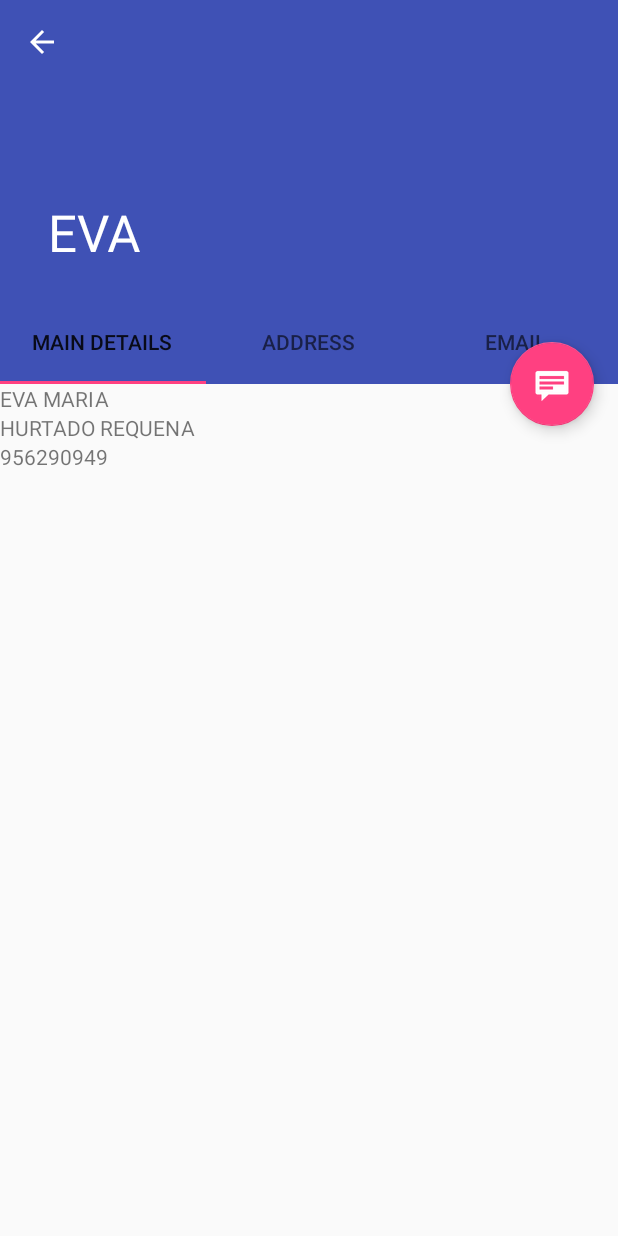
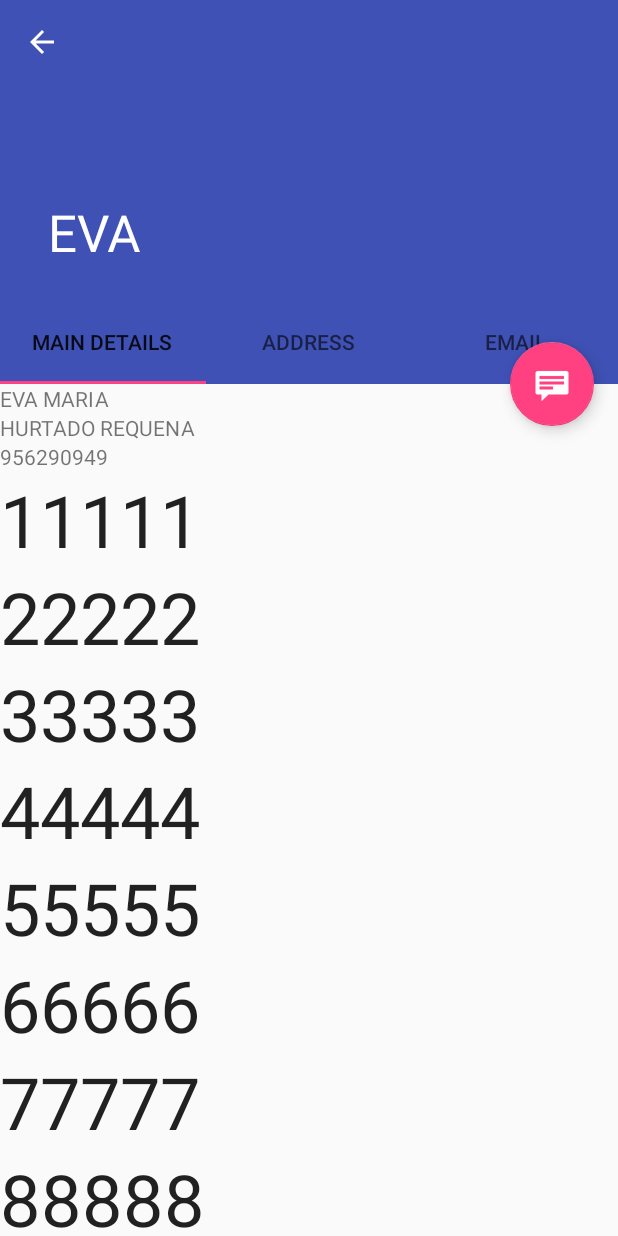
Before and after one commit to javiergarciaescobedo/AddressBookDroid, an Android app: the screen it shows after launch (PersonDetailActivity), after a tap on "EVA", on a phone screen of 412 x 824 dp. Run offline under Robolectric (Android 15) with nearby library versions, the phone set to English and light mode, and no system bars.

Commit message:
Fixed scroll with tabs

```diff
--- a/app/src/main/res/layout/activity_person_detail.xml
+++ b/app/src/main/res/layout/activity_person_detail.xml
@@ -7,22 +7,6 @@
     android:fitsSystemWindows="true"
     tools:context=".PersonDetailActivity"
     tools:ignore="MergeRootFrame">
-
-    <android.support.v4.widget.NestedScrollView
-        android:id="@+id/container_scroll"
-        android:layout_width="match_parent"
-        android:layout_height="match_parent"
-        android:fillViewport="true"
-        app:layout_behavior="@string/appbar_scrolling_view_behavior">
-
-        <android.support.v4.view.ViewPager
-            android:id="@+id/person_detail_container"
-            android:layout_width="match_parent"
-            android:layout_height="match_parent"
-            android:layout_marginTop="?attr/actionBarSize"
-            app:layout_behavior="@string/appbar_scrolling_view_behavior" />
-
-    </android.support.v4.widget.NestedScrollView>
 
     <android.support.design.widget.TabLayout
         android:id="@+id/tabs"
@@ -60,6 +44,22 @@
 
     </android.support.design.widget.AppBarLayout>
 
+    <!--    <android.support.v4.widget.NestedScrollView
+            android:id="@+id/container_scroll"
+            android:layout_width="match_parent"
+            android:layout_height="match_parent"
+            android:fillViewport="true"
+            app:layout_behavior="@string/appbar_scrolling_view_behavior">-->
+
+    <android.support.v4.view.ViewPager
+        android:id="@+id/person_detail_container"
+        android:layout_width="match_parent"
+        android:layout_height="match_parent"
+        android:layout_marginTop="?attr/actionBarSize"
+        app:layout_behavior="@string/appbar_scrolling_view_behavior" />
+
+    <!--    </android.support.v4.widget.NestedScrollView>-->
+
     <android.support.design.widget.FloatingActionButton
         android:id="@+id/fab"
         android:layout_width="wrap_content"
--- a/app/src/main/res/layout/fragment_person_detail.xml
+++ b/app/src/main/res/layout/fragment_person_detail.xml
@@ -1,4 +1,20 @@
-<LinearLayout xmlns:android="http://schemas.android.com/apk/res/android"
+<android.support.v4.widget.NestedScrollView
+    xmlns:android="http://schemas.android.com/apk/res/android"
+    android:layout_width="match_parent"
+    android:layout_height="match_parent">
+
+<!--<android.support.v4.widget.NestedScrollView
+    xmlns:android="http://schemas.android.com/apk/res/android"
+    android:id="@+id/container_scroll"
+    android:layout_width="match_parent"
+    android:layout_height="match_parent"
+    android:fillViewport="true">-->
+
+<!--    <LinearLayout xmlns:android="http://schemas.android.com/apk/res/android"
+        android:orientation="vertical"
+        android:layout_width="match_parent"
+        android:layout_height="match_parent">-->
+    <LinearLayout
         android:orientation="vertical"
         android:layout_width="match_parent"
         android:layout_height="match_parent">
@@ -20,4 +36,87 @@
             android:layout_height="wrap_content"
             android:text="Phone"
             android:id="@+id/textViewPhone" />
+
+        <TextView
+            android:layout_width="wrap_content"
+            android:layout_height="wrap_content"
+            android:textAppearance="?android:attr/textAppearanceLarge"
+            android:text="11111"
+            android:id="@+id/textView"
+            android:textSize="48dp" />
+
+        <TextView
+            android:layout_width="wrap_content"
+            android:layout_height="wrap_content"
+            android:textAppearance="?android:attr/textAppearanceLarge"
+            android:text="22222"
+            android:id="@+id/textView2"
+            android:textSize="48dp" />
+
+        <TextView
+            android:layout_width="wrap_content"
+            android:layout_height="wrap_content"
+            android:textAppearance="?android:attr/textAppearanceLarge"
+            android:text="33333"
+            android:id="@+id/textView3"
+            android:textSize="48dp" />
+
+        <TextView
+            android:layout_width="wrap_content"
+            android:layout_height="wrap_content"
+            android:textAppearance="?android:attr/textAppearanceLarge"
+            android:text="44444"
+            android:id="@+id/textView4"
+            android:textSize="48dp" />
+
+        <TextView
+            android:layout_width="wrap_content"
+            android:layout_height="wrap_content"
+            android:textAppearance="?android:attr/textAppearanceLarge"
+            android:text="55555"
+            android:id="@+id/textView5"
+            android:textSize="48dp" />
+
+        <TextView
+            android:layout_width="wrap_content"
+            android:layout_height="wrap_content"
+            android:textAppearance="?android:attr/textAppearanceLarge"
+            android:text="66666"
+            android:id="@+id/textView6"
+            android:textSize="48dp" />
+
+        <TextView
+            android:layout_width="wrap_content"
+            android:layout_height="wrap_content"
+            android:textAppearance="?android:attr/textAppearanceLarge"
+            android:text="77777"
+            android:id="@+id/textView7"
+            android:textSize="48dp" />
+
+        <TextView
+            android:layout_width="wrap_content"
+            android:layout_height="wrap_content"
+            android:textAppearance="?android:attr/textAppearanceLarge"
+            android:text="88888"
+            android:id="@+id/textView8"
+            android:textSize="48dp" />
+
+        <TextView
+            android:layout_width="wrap_content"
+            android:layout_height="wrap_content"
+            android:textAppearance="?android:attr/textAppearanceLarge"
+            android:text="99999"
+            android:id="@+id/textView9"
+            android:textSize="48dp" />
+
+        <TextView
+            android:layout_width="wrap_content"
+            android:layout_height="wrap_content"
+            android:textAppearance="?android:attr/textAppearanceLarge"
+            android:text="00000"
+            android:id="@+id/textView10"
+            android:textSize="48dp" />
+
     </LinearLayout>
+
+</android.support.v4.widget.NestedScrollView>
--- a/app/src/main/res/layout/fragment_person_detail_2.xml
+++ b/app/src/main/res/layout/fragment_person_detail_2.xml
@@ -1,4 +1,9 @@
-<LinearLayout xmlns:android="http://schemas.android.com/apk/res/android"
+<android.support.v4.widget.NestedScrollView
+    xmlns:android="http://schemas.android.com/apk/res/android"
+    android:layout_width="match_parent"
+    android:layout_height="match_parent">
+
+    <LinearLayout
         android:orientation="vertical"
         android:layout_width="match_parent"
         android:layout_height="match_parent">
@@ -26,4 +31,7 @@
             android:layout_height="wrap_content"
             android:text="Province"
             android:id="@+id/textViewProvince" />
+
     </LinearLayout>
+
+</android.support.v4.widget.NestedScrollView>
--- a/app/src/main/res/layout/fragment_person_detail_3.xml
+++ b/app/src/main/res/layout/fragment_person_detail_3.xml
@@ -1,4 +1,9 @@
-<LinearLayout xmlns:android="http://schemas.android.com/apk/res/android"
+<android.support.v4.widget.NestedScrollView
+    xmlns:android="http://schemas.android.com/apk/res/android"
+    android:layout_width="match_parent"
+    android:layout_height="match_parent">
+
+    <LinearLayout
         android:orientation="vertical"
         android:layout_width="match_parent"
         android:layout_height="match_parent">
@@ -10,3 +15,5 @@
             android:id="@+id/textViewEmail" />
 
     </LinearLayout>
+
+</android.support.v4.widget.NestedScrollView>
```
Lines whose indentation alone changed are shown as unchanged.
